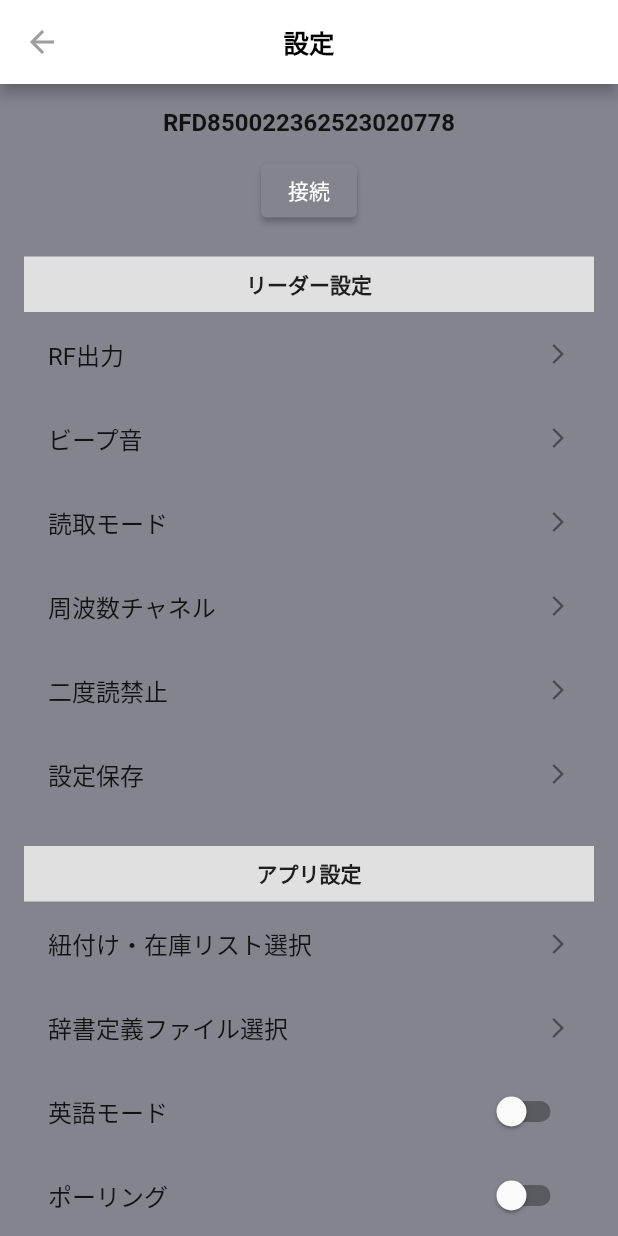
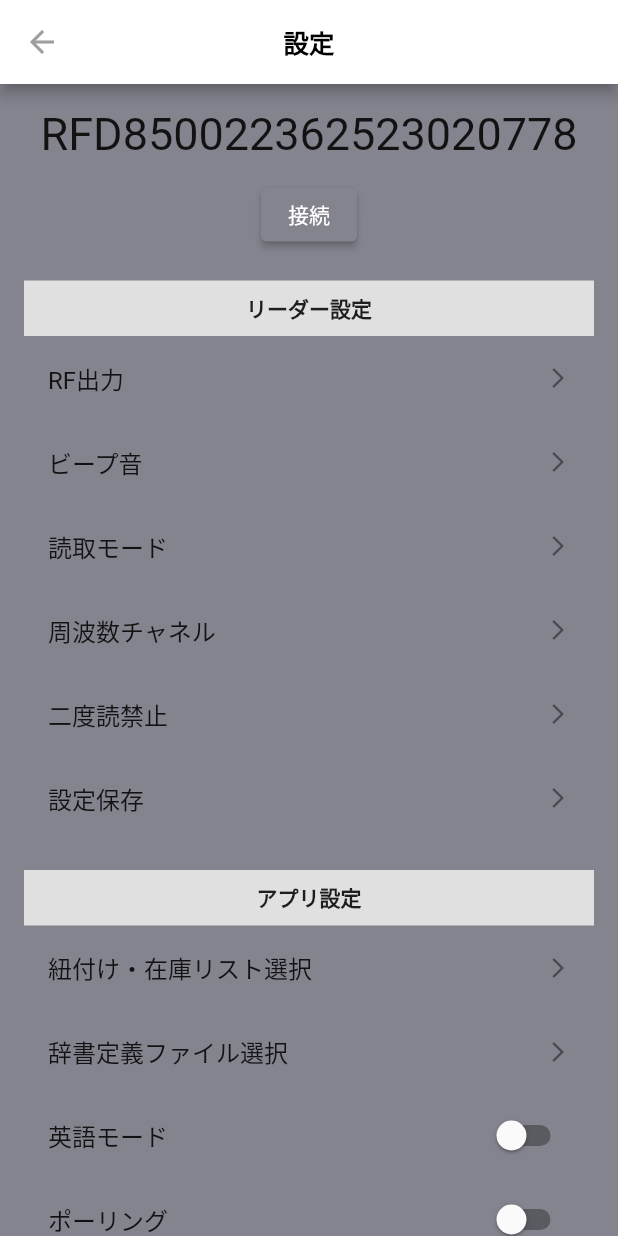
Before and after one commit to scdhub/TagSnap, a Flutter app: the SettingPage screen opened directly, on a phone screen of 412 x 824 dp. Run offline on Flutter 3.47's test engine with Material 3 defaults, Android fonts, the phone set to English and light mode, and no system bars; our stand-ins replace flutter_native_splash; Roboto replaces fonts that are missing (NotoSansJP).

Commit message:
Git動作の確認用変更追加

```diff
--- a/lib/setting_page/setting_page.dart
+++ b/lib/setting_page/setting_page.dart
@@ -29,7 +29,11 @@ class _SettingPageState extends State<SettingPage> {
           Center(
             child: Text(
               'RFD850022362523020778',
-              style: TextStyle(fontSize: 16, fontWeight: FontWeight.bold),
+              // 並木の競合用適当な編集
+              // 競合が発生していると怒られたら、光嶋さんの作業環境の変更を
+              // 優先するかたちで解決させればOK
+              style: TextStyle(fontSize: 30,
+                  fontWeight: FontWeight.normal),
             ),
           ),
 
```
